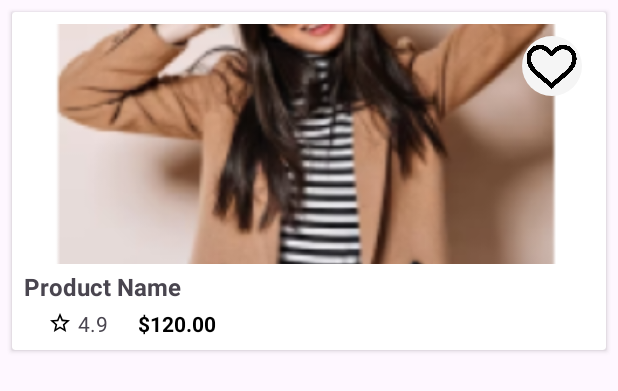
After one commit to hoanghuy-269/ClothingStoreApp, an Android app: the layout item_product.xml on its own in the app's theme, with its tools: preview values and no code run, on a phone screen of 412 x 824 dp. The commit adds this screen. Shown: the top 391 px of the screen. Run offline under Robolectric (Android 15) with nearby library versions, the phone set to English and light mode, and no system bars.

Commit message:
huy push

```diff
--- a/app/src/main/res/layout/home_layout.xml
+++ b/app/src/main/res/layout/home_layout.xml
@@ -244,8 +244,8 @@
     <androidx.recyclerview.widget.RecyclerView
         android:id="@+id/rv_products"
         android:layout_width="match_parent"
-        android:layout_height="0dp"
-        android:layout_marginBottom="12dp"
+        android:layout_height="211dp"
+        android:layout_marginBottom="70dp"
         android:layout_weight="1"
         android:clipToPadding="false"
         android:paddingBottom="8dp" />
--- /dev/null
+++ b/app/src/main/res/layout/item_product.xml
@@ -0,0 +1,97 @@
+<?xml version="1.0" encoding="utf-8"?>
+<androidx.cardview.widget.CardView xmlns:android="http://schemas.android.com/apk/res/android"
+    xmlns:app="http://schemas.android.com/apk/res-auto"
+    android:layout_width="match_parent"
+    android:layout_height="wrap_content"
+    android:layout_margin="8dp"
+    android:radius="16dp"
+    android:elevation="4dp">
+
+    <LinearLayout
+        android:layout_width="match_parent"
+        android:layout_height="wrap_content"
+        android:orientation="vertical"
+        android:padding="8dp">
+
+        <!-- Product Image with Favorite Icon -->
+        <FrameLayout
+            android:layout_width="match_parent"
+            android:layout_height="160dp">
+
+            <ImageView
+                android:id="@+id/imgProduct"
+                android:layout_width="match_parent"
+                android:layout_height="match_parent"
+                android:scaleType="centerCrop"
+                android:src="@drawable/img_item_wishlist" />
+
+            <ImageView
+                android:id="@+id/imgFavorite"
+                android:layout_width="40dp"
+                android:layout_height="40dp"
+                android:layout_margin="8dp"
+                android:background="@drawable/circle_bg"
+                android:layout_gravity="end|top"
+                android:src="@drawable/ic_heart"
+                android:contentDescription="Favorite" />
+        </FrameLayout>
+
+        <!-- Product Name -->
+        <TextView
+            android:id="@+id/txtName"
+            android:layout_width="match_parent"
+            android:layout_height="wrap_content"
+            android:text="Product Name"
+            android:textSize="16sp"
+            android:textStyle="bold"
+            android:paddingTop="4dp"
+            android:maxLines="1"
+            android:ellipsize="end" />
+
+        <!-- Rating and Price Row -->
+        <LinearLayout
+            android:layout_width="match_parent"
+            android:layout_height="wrap_content"
+            android:orientation="horizontal"
+            android:gravity="center_vertical|start"
+            android:paddingTop="4dp"
+            android:paddingEnd="16dp"
+            android:paddingStart="16dp"> <!-- Thêm padding cho cạnh trái -->
+
+            <!-- Đánh giá -->
+            <LinearLayout
+                android:layout_width="wrap_content"
+                android:layout_height="wrap_content"
+                android:orientation="horizontal"
+                android:gravity="center_vertical">
+
+                <ImageView
+                    android:layout_width="16dp"
+                    android:layout_height="16dp"
+                    android:src="@drawable/ic_star"
+                    app:tint="@color/black" />
+
+            <TextView
+                android:id="@+id/txtRating"
+                android:layout_width="wrap_content"
+                android:layout_height="wrap_content"
+                android:text="4.9"
+                android:textSize="14sp"
+                android:layout_marginStart="4dp" />
+        </LinearLayout>
+
+        <!-- Giá tiền -->
+        <TextView
+            android:id="@+id/txtPrice"
+            android:layout_width="wrap_content"
+            android:layout_height="wrap_content"
+            android:text="$120.00"
+            android:textSize="14sp"
+            android:textColor="#000000"
+            android:textStyle="bold"
+            android:layout_marginStart="20dp" />
+
+    </LinearLayout>
+
+</LinearLayout>
+</androidx.cardview.widget.CardView>
--- a/gradle/libs.versions.toml
+++ b/gradle/libs.versions.toml
@@ -14,6 +14,7 @@ navigationUiKtx = "2.6.0"
 lifecycleLivedataKtx = "2.6.1"
 lifecycleViewmodelKtx = "2.6.1"
 flexbox = "3.0.0"
+firebaseFirestoreKtx = "25.1.4"
 
 [libraries]
 androidx-core-ktx = { group = "androidx.core", name = "core-ktx", version.ref = "coreKtx" }
@@ -29,6 +30,7 @@ androidx-navigation-ui-ktx = { group = "androidx.navigation", name = "navigation
 androidx-lifecycle-livedata-ktx = { group = "androidx.lifecycle", name = "lifecycle-livedata-ktx", version.ref = "lifecycleLivedataKtx" }
 androidx-lifecycle-viewmodel-ktx = { group = "androidx.lifecycle", name = "lifecycle-viewmodel-ktx", version.ref = "lifecycleViewmodelKtx" }
 flexbox = { group = "com.google.android.flexbox", name = "flexbox", version.ref = "flexbox" }
+firebase-firestore-ktx = { group = "com.google.firebase", name = "firebase-firestore-ktx", version.ref = "firebaseFirestoreKtx" }
 
 [plugins]
 android-application = { id = "com.android.application", version.ref = "agp" }
```
Also changed, not shown: app/build.gradle.kts (+7 -0 lines), app/src/main/java/com/example/clothingstoreapp/Activities/HomeActivity.kt (+44 -3 lines), app/src/main/java/com/example/clothingstoreapp/Adapter/ProductAdapter.kt (added, +50 -0 lines), app/src/main/java/com/example/clothingstoreapp/Model/Product.kt (added, +15 -0 lines), app/src/main/java/com/example/clothingstoreapp/Repository/ProductRepository.kt (added, +57 -0 lines), app/src/main/res/drawable/ic_heart.png (added).
